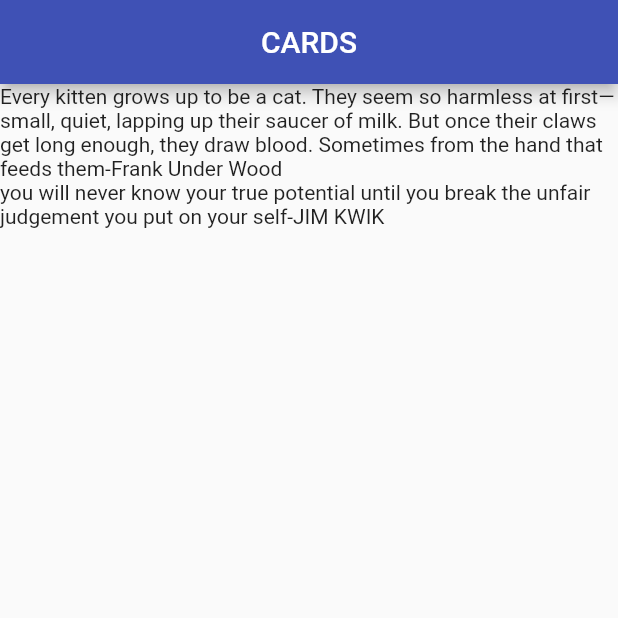
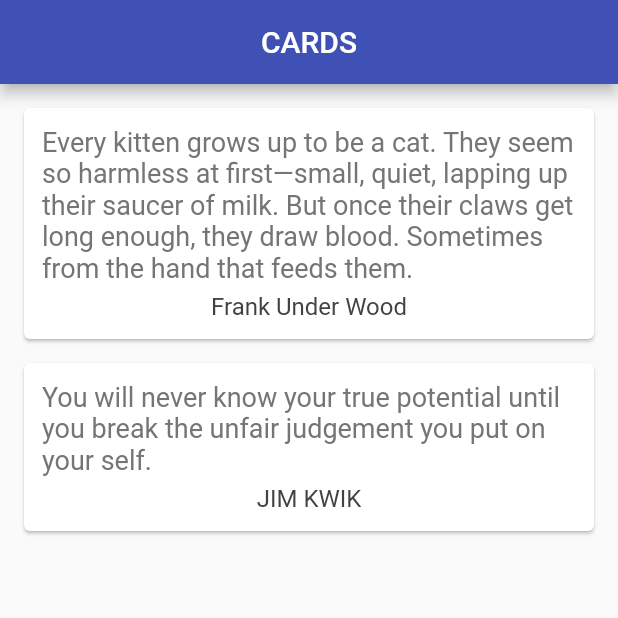
Before and after one commit to Majdi-Zlitni/LearningFlutter, a Flutter app: the screen it shows after launch, on a phone screen of 412 x 824 dp, the top half of it. Run offline on Flutter 3.47's test engine with Material 2 defaults, Android fonts, the phone set to English and light mode, and no system bars.

Commit message:
:tada: Adding Cards

```diff
--- a/lib/main.dart
+++ b/lib/main.dart
@@ -15,9 +15,36 @@ class MyApp extends StatefulWidget {
 
 class _MyAppState extends State<MyApp> {
   List<Quote> quotes=[
-  Quote("Every kitten grows up to be a cat. They seem so harmless at first—small, quiet, lapping up their saucer of milk. But once their claws get long enough, they draw blood. Sometimes from the hand that feeds them", "Frank Under Wood"),
-  Quote("you will never know your true potential until you break the unfair judgement you put on your self","JIM KWIK"),
+  Quote("Every kitten grows up to be a cat. They seem so harmless at first—small, quiet, lapping up their saucer of milk. But once their claws get long enough, they draw blood. Sometimes from the hand that feeds them.", "Frank Under Wood"),
+  Quote("You will never know your true potential until you break the unfair judgement you put on your self.","JIM KWIK"),
   ];
+  Widget quotetemp(quote){
+    return Card(
+      margin: EdgeInsets.fromLTRB(16.0, 16.0, 16.0, 0.0),
+      child: Padding(
+        padding: const EdgeInsets.all(12.0),
+        child: Column(
+          children: [
+            Text(
+              quote.text,
+              style: TextStyle(
+                fontSize: 18.0,
+                color: Colors.grey[600],
+              ),
+            ),
+            SizedBox(height: 6.0),
+            Text(
+              quote.author,
+              style: TextStyle(
+                fontSize: 16.0,
+                color: Colors.grey[800],
+              ),
+            )
+          ],
+        ),
+      ),
+    );
+  }
   @override
   Widget build(BuildContext context) {
     return MaterialApp(
@@ -31,7 +58,7 @@ class _MyAppState extends State<MyApp> {
           )
         ),
         body:Column(
-          children: quotes.map((quote)=>Text('${quote.text}-${quote.author}')).toList(),
+          children: quotes.map((quote)=>quotetemp(quote)).toList(),
         ) ,
       )
     );
--- a/lib/quotefile.dart
+++ b/lib/quotefile.dart
@@ -3,4 +3,5 @@ class Quote{
   String text;
   String author;
   Quote(this.text, this.author);
+
 }
```
